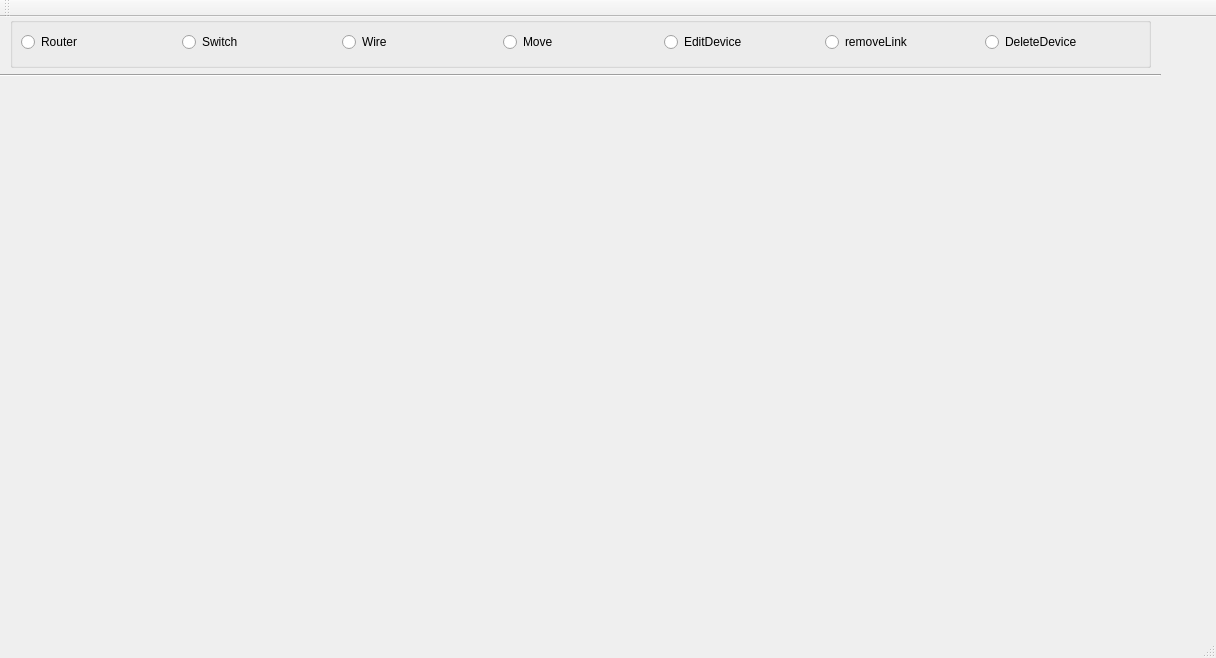
Above: SnmpMonitorV3/mainwindow.ui from fer-nando/projetoLaudelino before the change. Below: the same form after it.
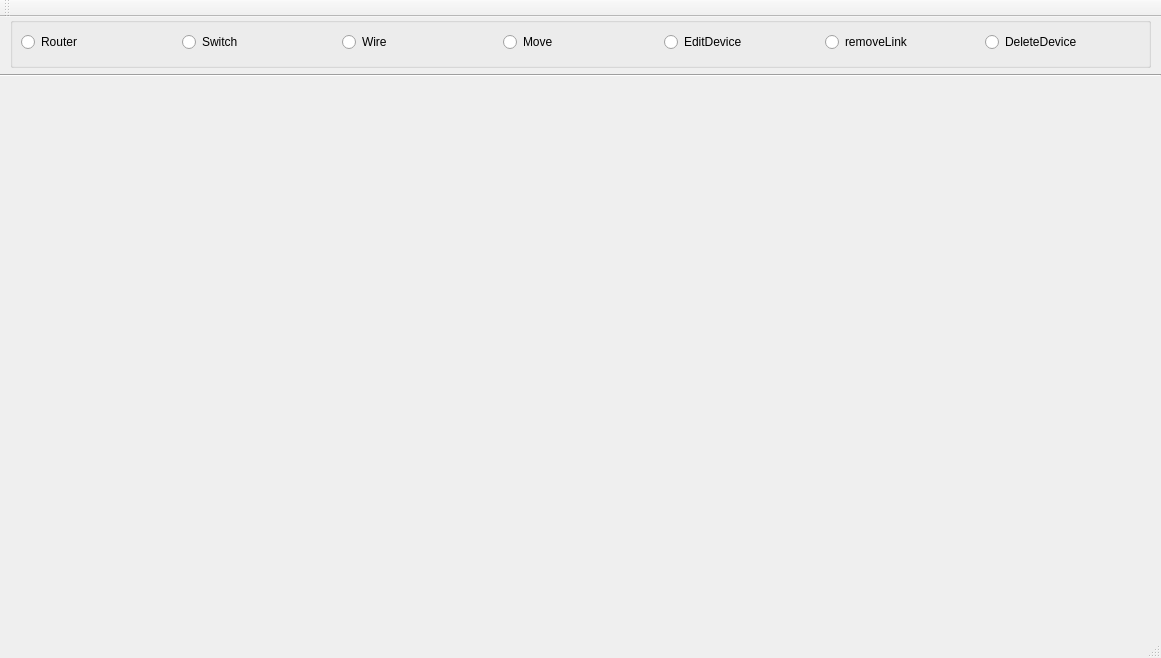
That is the form after the change. Icons and pictures are not drawn.

What changed in the file:
```diff
--- a/SnmpMonitorV3/mainwindow.ui
+++ b/SnmpMonitorV3/mainwindow.ui
@@ -6,7 +6,7 @@
    <rect>
     <x>0</x>
     <y>0</y>
-    <width>1216</width>
+    <width>1161</width>
     <height>658</height>
    </rect>
   </property>
```
Left out of the diff: 12 changed lines with no effect on the pictures.
